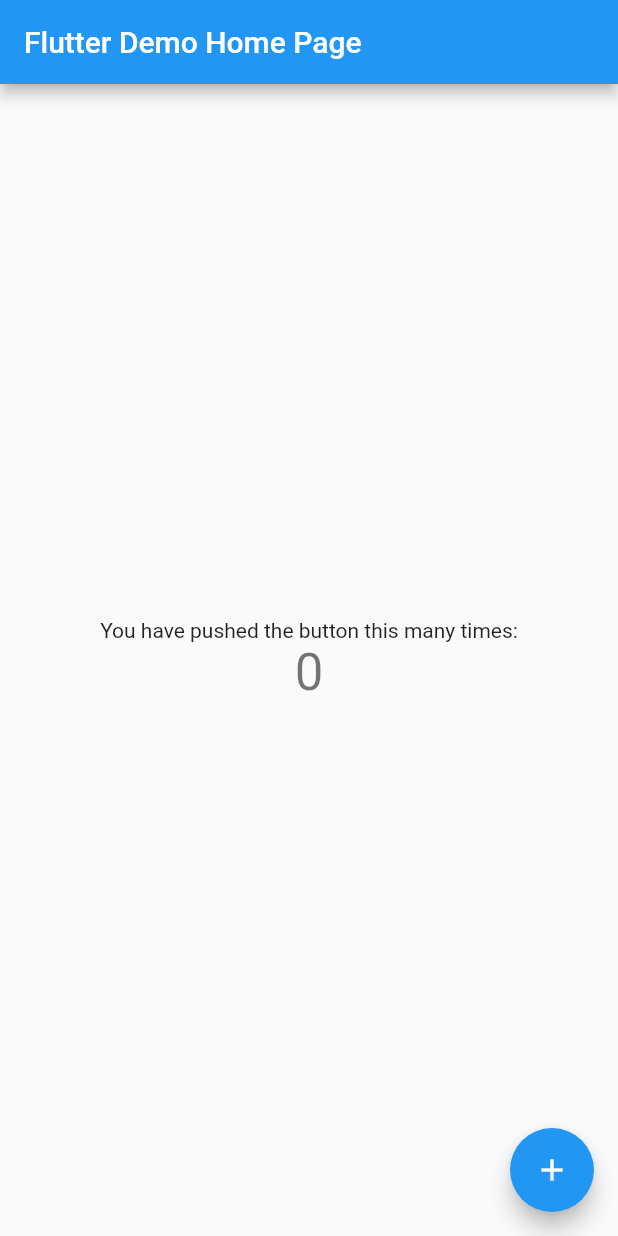
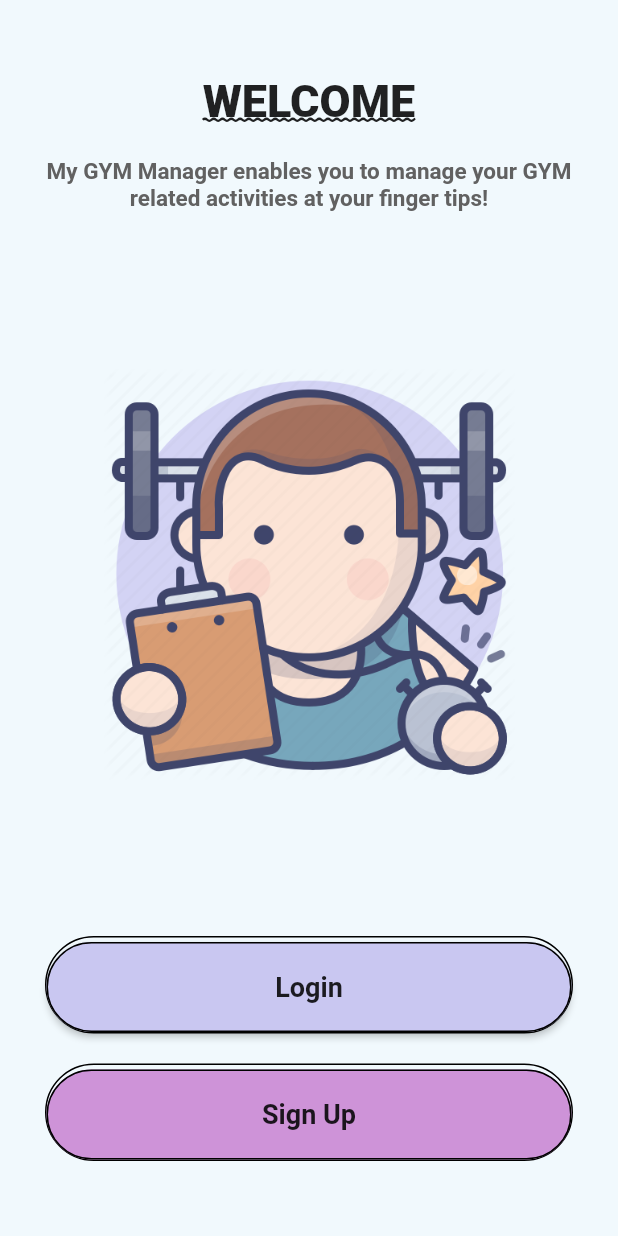
Before and after one commit to risdatamamal/Gym-Management-System, a Flutter app: the screen it shows after launch, on a phone screen of 412 x 824 dp. Run offline on Flutter 3.47's test engine with Material 2 defaults, Android fonts, the phone set to English and light mode, and no system bars; Roboto replaces fonts that are missing (OpenSans-Regular).

Commit message:
Welcome Screen Created
Welcome Screen has been developed. No functinality yet. Just the UI.
App name and icons changed.

```diff
--- a/lib/main.dart
+++ b/lib/main.dart
@@ -1,117 +1,15 @@
 import 'package:flutter/material.dart';
+import 'package:my_gym_manager/screens/welcome_page.dart';
 
 void main() {
-  runApp(MyApp());
+  runApp(
+    MaterialApp(
+      debugShowCheckedModeBanner: false,
+      theme: ThemeData(
+        fontFamily: 'OpenSans-Regular',
+        scaffoldBackgroundColor: const Color(0xFFF1F9FD),
+      ),
+      home: WelcomePage(),
+    ),
+  );
 }
-
-class MyApp extends StatelessWidget {
-  // This widget is the root of your application.
-  @override
-  Widget build(BuildContext context) {
-    return MaterialApp(
-      title: 'Flutter Demo',
-      theme: ThemeData(
-        // This is the theme of your application.
-        //
-        // Try running your application with "flutter run". You'll see the
-        // application has a blue toolbar. Then, without quitting the app, try
-        // changing the primarySwatch below to Colors.green and then invoke
-        // "hot reload" (press "r" in the console where you ran "flutter run",
-        // or simply save your changes to "hot reload" in a Flutter IDE).
-        // Notice that the counter didn't reset back to zero; the application
-        // is not restarted.
-        primarySwatch: Colors.blue,
-        // This makes the visual density adapt to the platform that you run
-        // the app on. For desktop platforms, the controls will be smaller and
-        // closer together (more dense) than on mobile platforms.
-        visualDensity: VisualDensity.adaptivePlatformDensity,
-      ),
-      home: MyHomePage(title: 'Flutter Demo Home Page'),
-    );
-  }
-}
-
-class MyHomePage extends StatefulWidget {
-  MyHomePage({Key key, this.title}) : super(key: key);
-
-  // This widget is the home page of your application. It is stateful, meaning
-  // that it has a State object (defined below) that contains fields that affect
-  // how it looks.
-
-  // This class is the configuration for the state. It holds the values (in this
-  // case the title) provided by the parent (in this case the App widget) and
-  // used by the build method of the State. Fields in a Widget subclass are
-  // always marked "final".
-
-  final String title;
-
-  @override
-  _MyHomePageState createState() => _MyHomePageState();
-}
-
-class _MyHomePageState extends State<MyHomePage> {
-  int _counter = 0;
-
-  void _incrementCounter() {
-    setState(() {
-      // This call to setState tells the Flutter framework that something has
-      // changed in this State, which causes it to rerun the build method below
-      // so that the display can reflect the updated values. If we changed
-      // _counter without calling setState(), then the build method would not be
-      // called again, and so nothing would appear to happen.
-      _counter++;
-    });
-  }
-
-  @override
-  Widget build(BuildContext context) {
-    // This method is rerun every time setState is called, for instance as done
-    // by the _incrementCounter method above.
-    //
-    // The Flutter framework has been optimized to make rerunning build methods
-    // fast, so that you can just rebuild anything that needs updating rather
-    // than having to individually change instances of widgets.
-    return Scaffold(
-      appBar: AppBar(
-        // Here we take the value from the MyHomePage object that was created by
-        // the App.build method, and use it to set our appbar title.
-        title: Text(widget.title),
-      ),
-      body: Center(
-        // Center is a layout widget. It takes a single child and positions it
-        // in the middle of the parent.
-        child: Column(
-          // Column is also a layout widget. It takes a list of children and
-          // arranges them vertically. By default, it sizes itself to fit its
-          // children horizontally, and tries to be as tall as its parent.
-          //
-          // Invoke "debug painting" (press "p" in the console, choose the
-          // "Toggle Debug Paint" action from the Flutter Inspector in Android
-          // Studio, or the "Toggle Debug Paint" command in Visual Studio Code)
-          // to see the wireframe for each widget.
-          //
-          // Column has various properties to control how it sizes itself and
-          // how it positions its children. Here we use mainAxisAlignment to
-          // center the children vertically; the main axis here is the vertical
-          // axis because Columns are vertical (the cross axis would be
-          // horizontal).
-          mainAxisAlignment: MainAxisAlignment.center,
-          children: <Widget>[
-            Text(
-              'You have pushed the button this many times:',
-            ),
-            Text(
-              '$_counter',
-              style: Theme.of(context).textTheme.headline4,
-            ),
-          ],
-        ),
-      ),
-      floatingActionButton: FloatingActionButton(
-        onPressed: _incrementCounter,
-        tooltip: 'Increment',
-        child: Icon(Icons.add),
-      ), // This trailing comma makes auto-formatting nicer for build methods.
-    );
-  }
-}
--- /dev/null
+++ b/lib/screens/welcome_page.dart
@@ -0,0 +1,144 @@
+import 'package:flutter/material.dart';
+
+class WelcomePage extends StatelessWidget {
+  @override
+  Widget build(BuildContext context) {
+    return Scaffold(
+      body: SafeArea(
+        child: Container(
+          width: double.infinity,
+          height: MediaQuery.of(context).size.height,
+          padding: EdgeInsets.symmetric(horizontal: 30.0, vertical: 50.0),
+          child: Column(
+            mainAxisAlignment: MainAxisAlignment.spaceBetween,
+            crossAxisAlignment: CrossAxisAlignment.center,
+            children: [
+              Column(
+                children: [
+                  Text(
+                    'WELCOME',
+                    style: TextStyle(
+                      fontWeight: FontWeight.w900,
+                      fontSize: 30.0,
+                      decoration: TextDecoration.underline,
+                      decorationStyle: TextDecorationStyle.wavy,
+                    ),
+                  ),
+                  SizedBox(
+                    height: 20.0,
+                  ),
+                  Text(
+                    'My GYM Manager enables you to manage your GYM related activities at your finger tips!',
+                    textAlign: TextAlign.center,
+                    style: TextStyle(
+                      color: Colors.grey[700],
+                      fontSize: 15.0,
+                      fontWeight: FontWeight.w700,
+                    ),
+                  ),
+                ],
+              ),
+              Container(
+                height: MediaQuery.of(context).size.height / 3,
+                decoration: BoxDecoration(
+                  image: DecorationImage(
+                    image: AssetImage(
+                        'assets/images/gym_coach_trainer_fitness-512.png'),
+                  ),
+                ),
+              ),
+              Column(
+                children: [
+                  Container(
+                    padding: EdgeInsets.only(
+                      top: 3.0,
+                    ),
+                    decoration: BoxDecoration(
+                      borderRadius: BorderRadius.circular(50.0),
+                      border: Border(
+                        bottom: BorderSide(
+                          color: Colors.black,
+                        ),
+                        top: BorderSide(
+                          color: Colors.black,
+                        ),
+                        left: BorderSide(
+                          color: Colors.black,
+                        ),
+                        right: BorderSide(
+                          color: Colors.black,
+                        ),
+                      ),
+                    ),
+                    child: MaterialButton(
+                      minWidth: double.infinity,
+                      height: 60.0,
+                      onPressed: () {},
+                      color: Color(0xFFC9C7F1),
+                      shape: RoundedRectangleBorder(
+                          side: BorderSide(
+                            color: Colors.black,
+                          ),
+                          borderRadius: BorderRadius.circular(50.0)),
+                      child: Text(
+                        'Login',
+                        style: TextStyle(
+                          fontWeight: FontWeight.w600,
+                          fontSize: 18.0,
+                        ),
+                      ),
+                    ),
+                  ),
+                  SizedBox(
+                    height: 20.0,
+                  ),
+                  Container(
+                    padding: EdgeInsets.only(
+                      top: 3.0,
+                    ),
+                    decoration: BoxDecoration(
+                      borderRadius: BorderRadius.circular(50.0),
+                      border: Border(
+                        bottom: BorderSide(
+                          color: Colors.black,
+                        ),
+                        top: BorderSide(
+                          color: Colors.black,
+                        ),
+                        left: BorderSide(
+                          color: Colors.black,
+                        ),
+                        right: BorderSide(
+                          color: Colors.black,
+                        ),
+                      ),
+                    ),
+                    child: MaterialButton(
+                      minWidth: double.infinity,
+                      height: 60.0,
+                      onPressed: () {},
+                      color: Colors.purple[200],
+                      elevation: 0.0,
+                      shape: RoundedRectangleBorder(
+                          side: BorderSide(
+                            color: Colors.black,
+                          ),
+                          borderRadius: BorderRadius.circular(50.0)),
+                      child: Text(
+                        'Sign Up',
+                        style: TextStyle(
+                          fontWeight: FontWeight.w600,
+                          fontSize: 18.0,
+                        ),
+                      ),
+                    ),
+                  ),
+                ],
+              ),
+            ],
+          ),
+        ),
+      ),
+    );
+  }
+}
```
Also changed, not shown: pubspec.yaml (+6 -15 lines), assets/fonts/OpenSans-Regular.ttf (added), assets/images/gym_coach_trainer_fitness-512.png (added), 8 other files.
